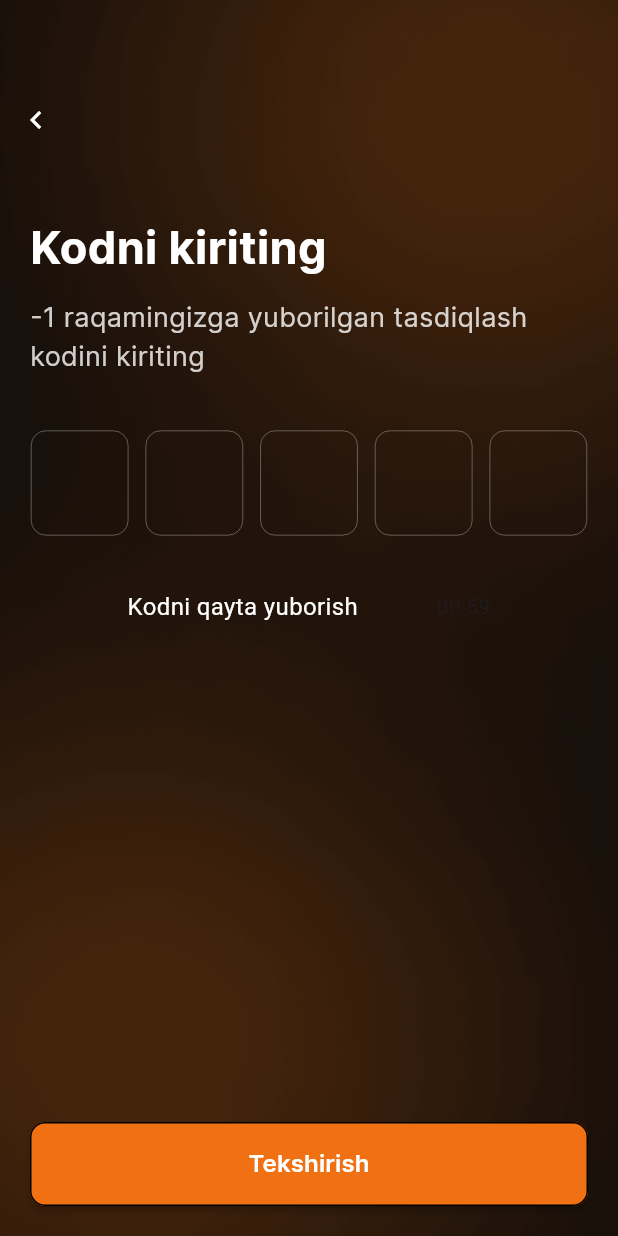
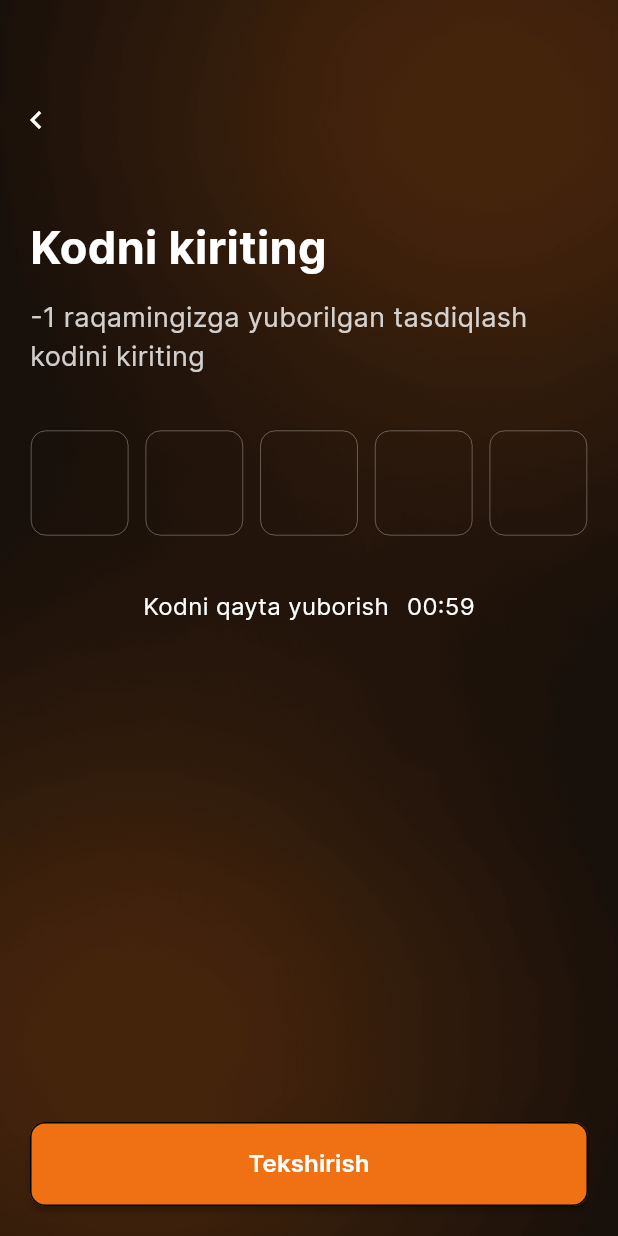
Before and after one commit to githubsobir/conx, a Flutter app: the SmsVerificationPage screen opened directly, on a phone screen of 412 x 824 dp. Run offline on Flutter 3.47's test engine with Material 3 defaults, Android fonts, the phone set to English and light mode, and no system bars; drawn by our look-alikes of pin_code_fields, timer_count_down; our stand-ins replace animated_bottom_navigation_bar, cached_network_image, calendar_date_picker2, dio, easy_localization, flutter_riverpod and 8 more; missing offline and left inert: connection_notifier, custom_info_window, dart:ffi, masked_text_field; accounts and stored records are empty.

Commit message:
fix some sms page

```diff
--- a/lib/firts_part/login_reg/reg/model/model_reg_sent_success.dart
+++ b/lib/firts_part/login_reg/reg/model/model_reg_sent_success.dart
@@ -7,7 +7,8 @@ class ModelRegSentSuccess {
     required this.message,
   });
 
-  factory ModelRegSentSuccess.fromJson(Map<String, dynamic> json) => ModelRegSentSuccess(
+  factory ModelRegSentSuccess.fromJson(Map<String, dynamic> json) =>
+      ModelRegSentSuccess(
         success: json["success"],
         message: json["message"],
       );
--- a/lib/firts_part/login_reg/sms/widgets_sms/sms_0_text_enter_page.dart
+++ b/lib/firts_part/login_reg/sms/widgets_sms/sms_0_text_enter_page.dart
@@ -109,7 +109,9 @@ Widget smsTextEnterPage(
               ),
             ),
           ),
-          Visibility(
+          Container(
+            margin: const EdgeInsets.symmetric(horizontal: 20),
+            child: Visibility(
                 visible: ref.watch(smsMainController).txtSmsNote == "999",
                 child: Column(
                   children: [
@@ -124,6 +126,7 @@ Widget smsTextEnterPage(
                     )
                   ],
                 )),
+          ),
           const SizedBox(height: 36),
           Row(
             mainAxisAlignment: MainAxisAlignment.center,
@@ -145,25 +148,33 @@ Widget smsTextEnterPage(
                   }
                 },
                 child: SizedBox(
-                    width: MediaQuery.of(context).size.width * 0.5,
                     child: Text(
                   "sendAgain".tr(),
                   style: TextStyle(
-                        fontSize: !ref.read(smsTimeEnd) ? 17 : 16,
+                      fontFamily: "Inter",
+                      fontSize: 16,
                       color: !ref.read(smsTimeEnd)
                           ? AppColors.red
                           : AppColors.white100,
-                        fontWeight: !ref.read(smsTimeEnd)
-                            ? FontWeight.bold
-                            : FontWeight.normal,
+                      fontWeight: FontWeight.w400),
+                )),
               ),
-                    )),
+              const SizedBox(
+                width: 12,
               ),
               Countdown(
                 seconds: ref.watch(smsTimer),
                 controller: countdownController,
                 build: (BuildContext context, double time) => Text(
-                    "00:${time.toInt() > 10 ? time.toInt().toString() : "0${time.toInt().toString()}"}"),
+                  "00:${time.toInt() > 10 ? time.toInt().toString() : "0${time.toInt().toString()}"}",
+                  style: TextStyle(
+                      fontFamily: "Inter",
+                      fontSize: 16,
+                      color: !ref.read(smsTimeEnd)
+                          ? AppColors.red
+                          : AppColors.white100,
+                      fontWeight: FontWeight.w400),
+                ),
                 interval: const Duration(seconds: 1),
                 onFinished: () {
                   ref.read(smsTimeEnd.notifier).state = false;
--- a/lib/main.dart
+++ b/lib/main.dart
@@ -3,6 +3,7 @@ import 'dart:io';
 import 'package:connection_notifier/connection_notifier.dart';
 import 'package:conx/firts_part/login_reg/choose_page/main_auth_page.dart';
 import 'package:conx/firts_part/login_reg/sms/sms_page.dart';
+import 'package:conx/firts_part/login_reg/splash/splash_page.dart';
 import 'package:conx/widgets/saved_box.dart';
 import 'package:easy_localization/easy_localization.dart';
 import 'package:flutter/material.dart';
@@ -68,6 +69,6 @@ class MyApp extends ConsumerWidget {
         supportedLocales: context.supportedLocales,
         locale: context.locale,
         debugShowCheckedModeBanner: false,
-        home: SmsVerificationPage("reg"));
+        home: const SplashPage());
   }
 }
```
Lines whose indentation alone changed are shown as unchanged.
